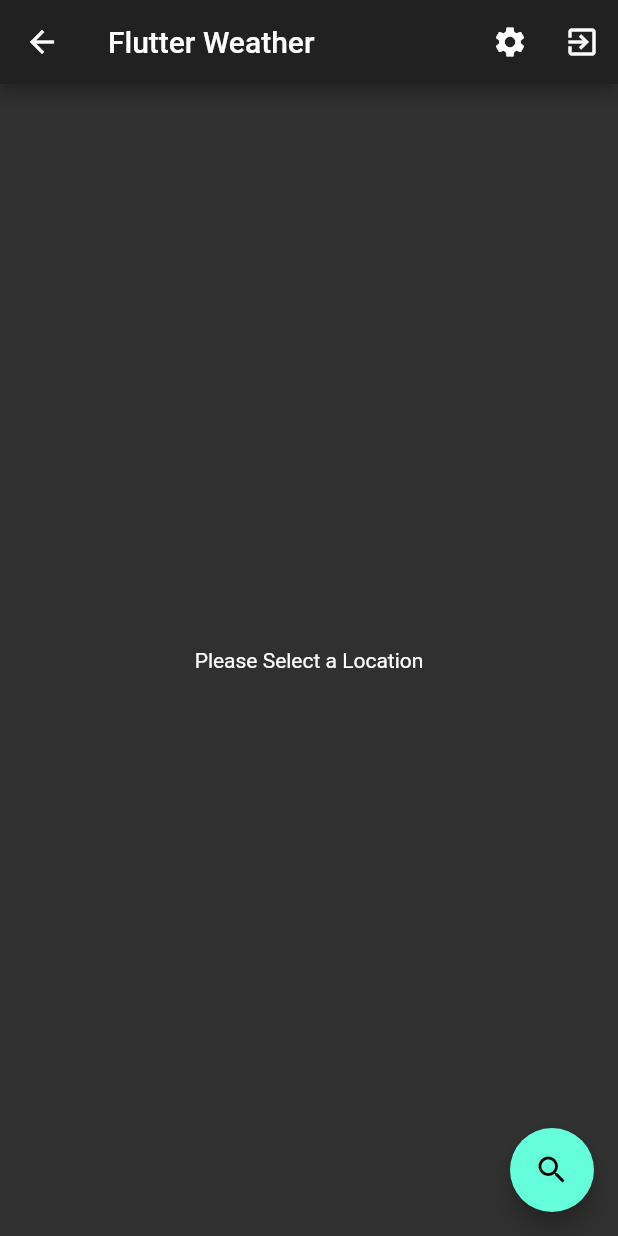
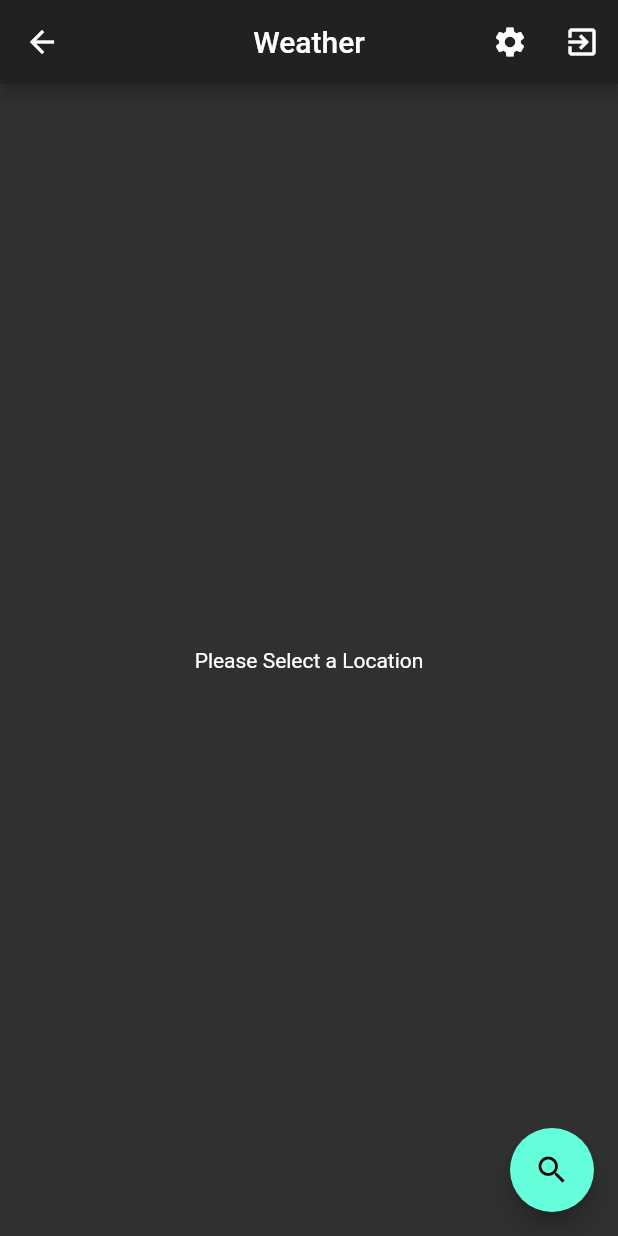
Before and after one commit to rhlk92/Flutter-Examples, a Flutter app: the Weather screen opened directly, on a phone screen of 412 x 824 dp. Run offline on Flutter 3.47's test engine with Material 2 defaults, Android fonts, the phone set to English and light mode, and no system bars; our stand-ins replace bloc, equatable, flutter_bloc.

Commit message:
Center appbar title

```diff
--- a/lib/widgets/weather.dart
+++ b/lib/widgets/weather.dart
@@ -24,7 +24,8 @@ class _WeatherState extends State<Weather> {
   Widget build(BuildContext context) {
     return Scaffold(
       appBar: AppBar(
-        title: Text('Flutter Weather'),
+        title: Text('Weather'),
+        centerTitle: true,
         actions: <Widget>[
           IconButton(
             icon: Icon(Icons.settings),
```
